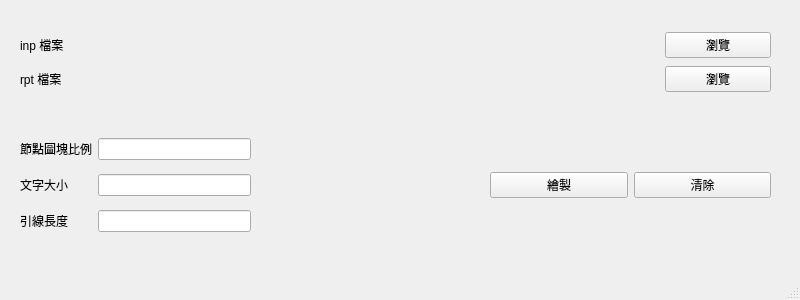
Before: the Qt Designer form ui.ui in lihsin2000/epa2hydchart, drawn with Qt 5.
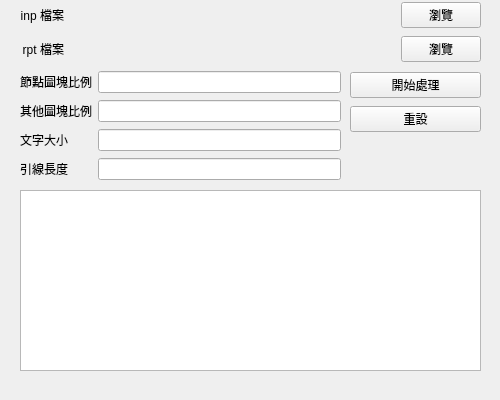
After: the same form once the commit is applied.

```diff
--- a/ui.ui
+++ b/ui.ui
@@ -6,20 +6,20 @@
    <rect>
     <x>0</x>
     <y>0</y>
-    <width>800</width>
-    <height>300</height>
+    <width>500</width>
+    <height>400</height>
    </rect>
   </property>
   <property name="minimumSize">
    <size>
-    <width>800</width>
-    <height>300</height>
+    <width>500</width>
+    <height>400</height>
    </size>
   </property>
   <property name="maximumSize">
    <size>
-    <width>800</width>
-    <height>300</height>
+    <width>500</width>
+    <height>400</height>
    </size>
   </property>
   <property name="windowTitle">
@@ -30,70 +30,113 @@
     <property name="geometry">
      <rect>
       <x>20</x>
-      <y>130</y>
-      <width>231</width>
+      <y>70</y>
+      <width>321</width>
       <height>111</height>
      </rect>
     </property>
     <layout class="QGridLayout" name="gridLayout_2">
-     <item row="0" column="0">
-      <widget class="QLabel" name="label_5">
-       <property name="text">
-        <string>節點圖塊比例</string>
-       </property>
-      </widget>
-     </item>
      <item row="0" column="1">
-      <widget class="QLineEdit" name="lineEdit"/>
-     </item>
-     <item row="1" column="1">
-      <widget class="QLineEdit" name="lineEdit_2"/>
-     </item>
-     <item row="1" column="0">
-      <widget class="QLabel" name="label_6">
+      <widget class="QLineEdit" name="l_joint_scale">
        <property name="text">
-        <string>文字大小</string>
+        <string/>
        </property>
       </widget>
      </item>
      <item row="2" column="1">
-      <widget class="QLineEdit" name="lineEdit_3"/>
+      <widget class="QLineEdit" name="l_text_size">
+       <property name="text">
+        <string/>
+       </property>
+      </widget>
      </item>
      <item row="2" column="0">
+      <widget class="QLabel" name="label_6">
+       <property name="text">
+        <string>文字大小</string>
+       </property>
+      </widget>
+     </item>
+     <item row="0" column="0">
+      <widget class="QLabel" name="label_5">
+       <property name="text">
+        <string>節點圖塊比例</string>
+       </property>
+      </widget>
+     </item>
+     <item row="3" column="1">
+      <widget class="QLineEdit" name="l_leader_distance">
+       <property name="text">
+        <string/>
+       </property>
+      </widget>
+     </item>
+     <item row="3" column="0">
       <widget class="QLabel" name="label_7">
        <property name="text">
         <string>引線長度</string>
        </property>
       </widget>
      </item>
+     <item row="1" column="1">
+      <widget class="QLineEdit" name="l_block_scale">
+       <property name="text">
+        <string/>
+       </property>
+      </widget>
+     </item>
+     <item row="1" column="0">
+      <widget class="QLabel" name="label_8">
+       <property name="text">
+        <string>其他圖塊比例</string>
+       </property>
+      </widget>
+     </item>
     </layout>
    </widget>
    <widget class="QWidget" name="gridLayoutWidget_2">
     <property name="geometry">
      <rect>
       <x>20</x>
-      <y>30</y>
-      <width>751</width>
+      <y>0</y>
+      <width>461</width>
       <height>65</height>
      </rect>
     </property>
-    <layout class="QGridLayout" name="gridLayout_3" columnstretch="1,5,1">
+    <layout class="QGridLayout" name="gridLayout_3" columnstretch="0,0,1,0">
      <item row="0" column="0">
       <widget class="QLabel" name="label">
        <property name="text">
         <string>inp 檔案</string>
        </property>
+       <property name="alignment">
+        <set>Qt::AlignRight|Qt::AlignTrailing|Qt::AlignVCenter</set>
+       </property>
+      </widget>
+     </item>
+     <item row="0" column="3">
+      <widget class="QPushButton" name="b_browser_inp">
+       <property name="text">
+        <string>瀏覽</string>
+       </property>
       </widget>
      </item>
      <item row="0" column="2">
-      <widget class="QPushButton" name="pushButton">
+      <widget class="QLabel" name="l_inp_path">
+       <property name="text">
+        <string/>
+       </property>
+      </widget>
+     </item>
+     <item row="1" column="3">
+      <widget class="QPushButton" name="b_browser_rpt">
        <property name="text">
         <string>瀏覽</string>
        </property>
       </widget>
      </item>
-     <item row="0" column="1">
-      <widget class="QLabel" name="label_3">
+     <item row="1" column="2">
+      <widget class="QLabel" name="l_rpt_path">
        <property name="text">
         <string/>
        </property>
@@ -104,62 +147,80 @@
        <property name="text">
         <string>rpt 檔案</string>
        </property>
-      </widget>
-     </item>
-     <item row="1" column="1">
-      <widget class="QLabel" name="label_4">
-       <property name="text">
-        <string/>
+       <property name="alignment">
+        <set>Qt::AlignRight|Qt::AlignTrailing|Qt::AlignVCenter</set>
        </property>
       </widget>
      </item>
-     <item row="1" column="2">
-      <widget class="QPushButton" name="pushButton_2">
-       <property name="text">
-        <string>瀏覽</string>
+     <item row="0" column="1">
+      <spacer name="horizontalSpacer">
+       <property name="orientation">
+        <enum>Qt::Horizontal</enum>
        </property>
-      </widget>
+       <property name="sizeHint" stdset="0">
+        <size>
+         <width>40</width>
+         <height>20</height>
+        </size>
+       </property>
+      </spacer>
      </item>
     </layout>
    </widget>
    <widget class="QWidget" name="horizontalLayoutWidget">
     <property name="geometry">
      <rect>
-      <x>490</x>
-      <y>130</y>
-      <width>281</width>
-      <height>111</height>
+      <x>350</x>
+      <y>70</y>
+      <width>131</width>
+      <height>65</height>
      </rect>
     </property>
-    <layout class="QHBoxLayout" name="horizontalLayout">
+    <layout class="QVBoxLayout" name="verticalLayout">
      <item>
-      <widget class="QPushButton" name="pushButton_3">
+      <widget class="QPushButton" name="b_draw">
        <property name="text">
-        <string>繪製</string>
+        <string>開始處理</string>
        </property>
       </widget>
      </item>
      <item>
-      <widget class="QPushButton" name="pushButton_4">
+      <widget class="QPushButton" name="b_reset">
        <property name="text">
-        <string>清除</string>
+        <string>重設</string>
        </property>
       </widget>
      </item>
     </layout>
    </widget>
+   <widget class="QTextBrowser" name="browser_log">
+    <property name="geometry">
+     <rect>
+      <x>20</x>
+      <y>190</y>
+      <width>461</width>
+      <height>181</height>
+     </rect>
+    </property>
+    <property name="html">
+     <string>&lt;!DOCTYPE HTML PUBLIC &quot;-//W3C//DTD HTML 4.0//EN&quot; &quot;http://www.w3.org/TR/REC-html40/strict.dtd&quot;&gt;
+&lt;html&gt;&lt;head&gt;&lt;meta name=&quot;qrichtext&quot; content=&quot;1&quot; /&gt;&lt;style type=&quot;text/css&quot;&gt;
+p, li { white-space: pre-wrap; }
+&lt;/style&gt;&lt;/head&gt;&lt;body style=&quot; font-family:'PMingLiU'; font-size:9pt; font-weight:400; font-style:normal;&quot;&gt;
+&lt;p style=&quot;-qt-paragraph-type:empty; margin-top:0px; margin-bottom:0px; margin-left:0px; margin-right:0px; -qt-block-indent:0; text-indent:0px;&quot;&gt;&lt;br /&gt;&lt;/p&gt;&lt;/body&gt;&lt;/html&gt;</string>
+    </property>
+   </widget>
   </widget>
   <widget class="QMenuBar" name="menubar">
    <property name="geometry">
     <rect>
      <x>0</x>
      <y>0</y>
-     <width>800</width>
+     <width>500</width>
      <height>25</height>
     </rect>
    </property>
   </widget>
-  <widget class="QStatusBar" name="statusbar"/>
  </widget>
  <resources/>
  <connections/>
```
Left out of the diff: 10 changed lines with no effect on the pictures.
